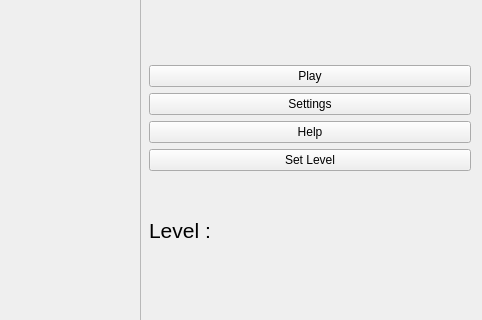
Before: the Qt Designer form Tetris/gui/mainwindow.ui in amoraric/Tetris, drawn with Qt 5; both pictures show x 520 to 1002 and y 171 to 491 of the 1002 by 691 pixel window.
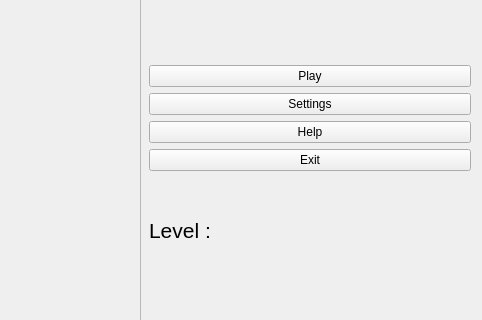
After: the same form once the commit is applied.

The edit to the form file:
```diff
--- a/Tetris/gui/mainwindow.ui
+++ b/Tetris/gui/mainwindow.ui
@@ -131,7 +131,7 @@
            </sizepolicy>
           </property>
           <property name="text">
-           <string>Set Level</string>
+           <string>Exit</string>
           </property>
          </widget>
         </item>
```
Left out of the diff: 2 changed lines with no effect on the pictures.
